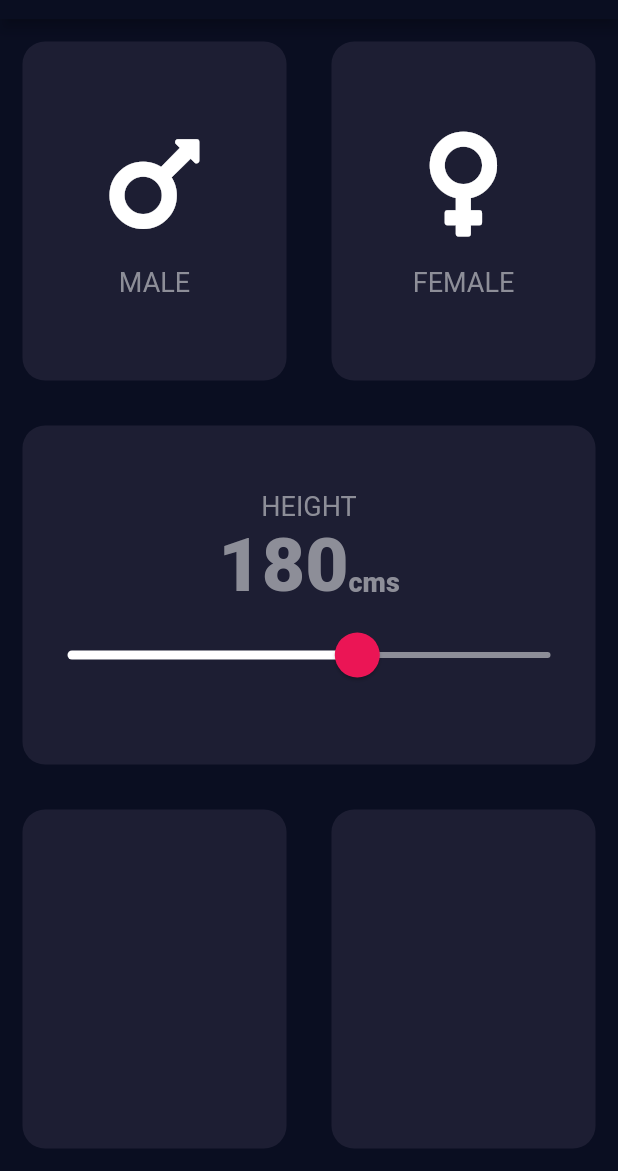
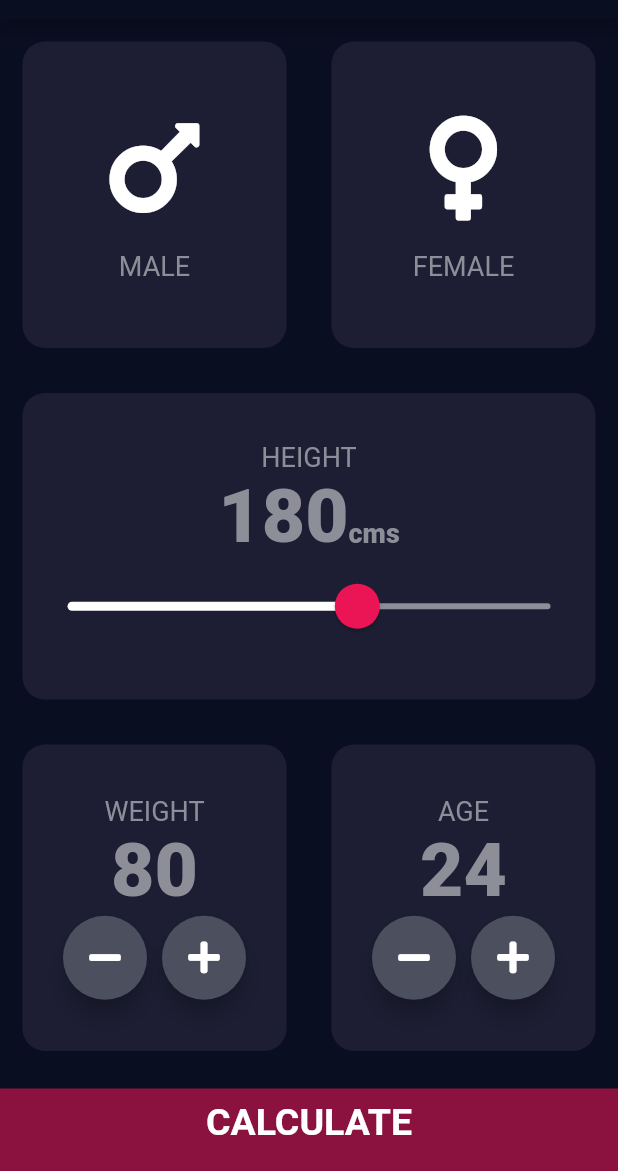
Before and after one commit to Apurv-T/BMI-Flutter-App, a Flutter app: the screen it shows after launch, on a phone screen of 412 x 824 dp, the part 65-1236 px from its top. Run offline on Flutter 3.47's test engine with Material 2 defaults, Android fonts, the phone set to English and light mode, and no system bars; our stand-ins replace font_awesome_flutter.

Commit message:
Completed the BMI app- AT

```diff
--- /dev/null
+++ b/lib/calculator_brain.dart
@@ -0,0 +1,36 @@
+import 'dart:math';
+
+class calculatorBrain {
+  calculatorBrain({this.weight, this.height});
+  final int height;
+  final int weight;
+  double bmi = 0;
+  String calculateBMI() {
+    bmi = weight / pow(height / 100, 2);
+    return bmi.toStringAsFixed(1);
+  }
+
+  String resultBMI() {
+    if (bmi >= 30) {
+      return 'Obesity';
+    } else if (bmi >= 25) {
+      return 'Overweight';
+    } else if (bmi > 18.5) {
+      return 'Normal';
+    } else {
+      return 'Underweight';
+    }
+  }
+
+  String getInterpretation() {
+    if (bmi >= 30) {
+      return 'Your BMI result is quite high. Control diet and exercise more!';
+    } else if (bmi >= 25) {
+      return 'Your BMI result is higher than normal body weight. Exercise more!';
+    } else if (bmi > 18.5) {
+      return 'Your BMI result is normal. Good Job!';
+    } else {
+      return 'Your BMI result is quite low. Eat more!';
+    }
+  }
+}
--- a/lib/input_page.dart
+++ b/lib/input_page.dart
@@ -1,9 +1,13 @@
 import 'package:flutter/material.dart';
 import 'package:font_awesome_flutter/font_awesome_flutter.dart';
+import 'results_page.dart';
+import 'calculator_brain.dart';
 
 Color inactiveColor = Color(0xFF1D1E33);
 Color activeColor = Color(0xFF111328);
 int height = 180;
+int weight = 80;
+int age = 24;
 
 class InputPage extends StatefulWidget {
   @override
@@ -155,12 +159,124 @@ class _InputPageState extends State<InputPage> {
             child: Row(
               children: <Widget>[
                 Expanded(
-                  child: ReusableCard(colorSelected: Color(0xFF1D1E33)),
+                  child: ReusableCard(
+                    colorSelected: Color(0xFF1D1E33),
+                    cardChild: Column(
+                      mainAxisAlignment: MainAxisAlignment.center,
+                      children: <Widget>[
+                        Text(
+                          'WEIGHT',
+                          style: TextStyle(
+                              fontSize: 18.0, color: Color(0xFF8D8E98)),
+                        ),
+                        Text(
+                          '$weight',
+                          style: TextStyle(
+                              fontSize: 50.0,
+                              fontWeight: FontWeight.w900,
+                              color: Color(0xFF8D8E98)),
+                        ),
+                        Row(
+                          mainAxisAlignment: MainAxisAlignment.center,
+                          children: <Widget>[
+                            RoundIconButton(
+                              icon: FontAwesomeIcons.minus,
+                              onPressed: () {
+                                setState(() {
+                                  weight = weight - 1;
+                                });
+                              },
+                            ),
+                            SizedBox(
+                              width: 10.0,
+                            ),
+                            RoundIconButton(
+                              icon: FontAwesomeIcons.plus,
+                              onPressed: () {
+                                setState(() {
+                                  weight = weight + 1;
+                                });
+                              },
+                            ),
+                          ],
+                        )
+                      ],
+                    ),
+                  ),
                 ),
                 Expanded(
-                  child: ReusableCard(colorSelected: Color(0xFF1D1E33)),
+                  child: ReusableCard(
+                    colorSelected: Color(0xFF1D1E33),
+                    cardChild: Column(
+                      mainAxisAlignment: MainAxisAlignment.center,
+                      children: <Widget>[
+                        Text(
+                          'AGE',
+                          style: TextStyle(
+                              fontSize: 18.0, color: Color(0xFF8D8E98)),
+                        ),
+                        Text(
+                          '$age',
+                          style: TextStyle(
+                              fontSize: 50.0,
+                              fontWeight: FontWeight.w900,
+                              color: Color(0xFF8D8E98)),
+                        ),
+                        Row(
+                          mainAxisAlignment: MainAxisAlignment.center,
+                          children: <Widget>[
+                            RoundIconButton(
+                              icon: FontAwesomeIcons.minus,
+                              onPressed: () {
+                                setState(() {
+                                  age = age - 1;
+                                });
+                              },
+                            ),
+                            SizedBox(
+                              width: 10.0,
+                            ),
+                            RoundIconButton(
+                              icon: FontAwesomeIcons.plus,
+                              onPressed: () {
+                                setState(() {
+                                  age = age + 1;
+                                });
+                              },
+                            ),
+                          ],
+                        )
+                      ],
+                    ),
+                  ),
                 ),
               ],
+            ),
+          ),
+          GestureDetector(
+            onTap: () {
+              calculatorBrain calc =
+                  new calculatorBrain(height: height, weight: weight);
+              Navigator.push(
+                  context,
+                  MaterialPageRoute(
+                      builder: (context) => ResultsPage(
+                          insights: calc.getInterpretation(),
+                          bmi: calc.calculateBMI(),
+                          results: calc.resultBMI())));
+            },
+            child: Container(
+              child: Center(
+                child: Text(
+                  'CALCULATE',
+                  style: TextStyle(fontSize: 25.0, fontWeight: FontWeight.bold),
+                ),
+              ),
+              padding: EdgeInsets.only(bottom: 10.0),
+              color: Color(0x92EB1555),
+              margin: EdgeInsets.only(top: 10.0),
+              width: double.infinity,
+              height: 55.0,
             ),
           ),
         ],
@@ -185,3 +301,21 @@ class ReusableCard extends StatelessWidget {
     );
   }
 }
+
+class RoundIconButton extends StatelessWidget {
+  RoundIconButton({this.icon, @required this.onPressed});
+  final IconData icon;
+  final Function onPressed;
+
+  @override
+  Widget build(BuildContext context) {
+    return RawMaterialButton(
+      child: Icon(icon),
+      elevation: 6.0,
+      onPressed: onPressed,
+      constraints: BoxConstraints.tightFor(width: 56.0, height: 56.0),
+      shape: CircleBorder(),
+      fillColor: Color(0xFF4C4F5E),
+    );
+  }
+}
```
Also changed, not shown: lib/results_page.dart (added, +81 -0 lines), 3 other files.
